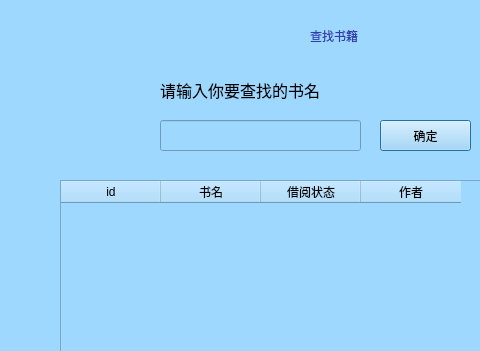
The window that Library-Management-System/dialogsearch.ui (JingzeWang/Library-Management-System) describes before a commit, drawn with Qt 5; both pictures show x 0 to 480 and y 0 to 351 of the 773 by 553 pixel window.
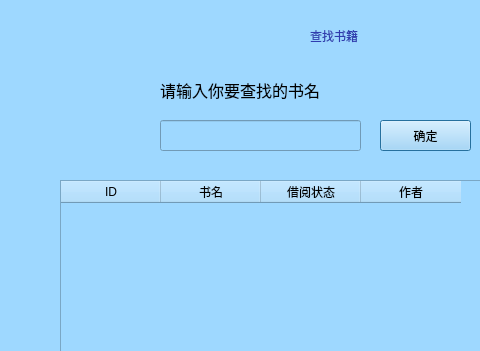
The same window after the commit.

Patch:
```diff
--- a/Library-Management-System/dialogsearch.ui
+++ b/Library-Management-System/dialogsearch.ui
@@ -82,7 +82,7 @@
    </property>
    <column>
     <property name="text">
-     <string>id</string>
+     <string>ID</string>
     </property>
    </column>
    <column>
```
